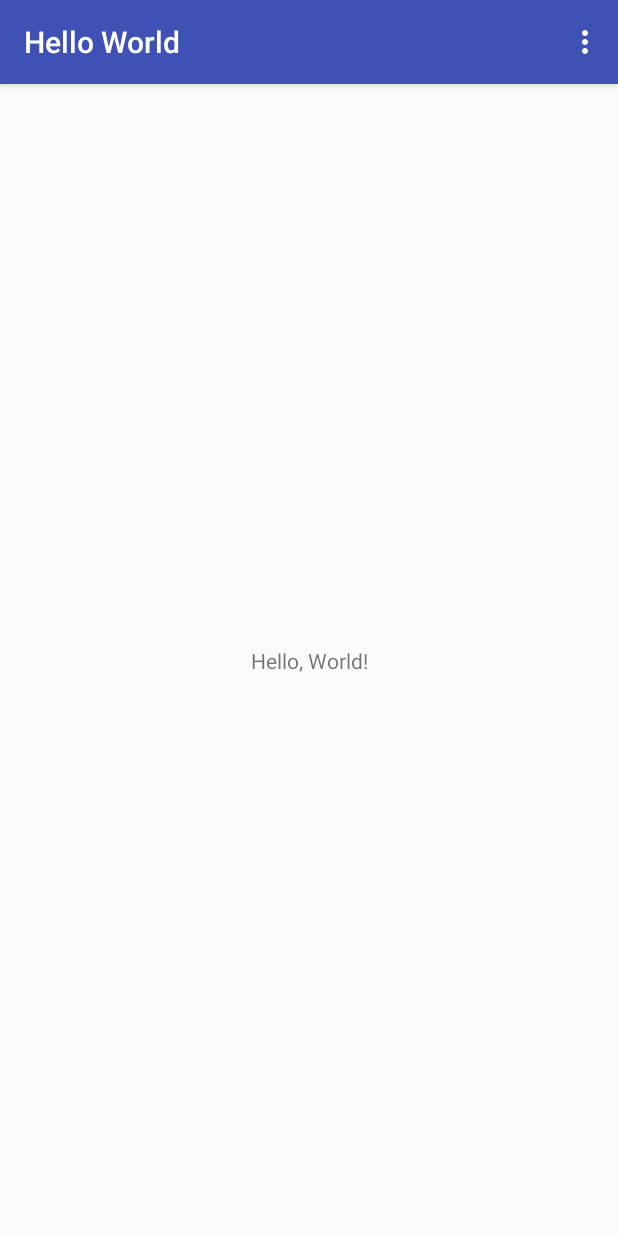
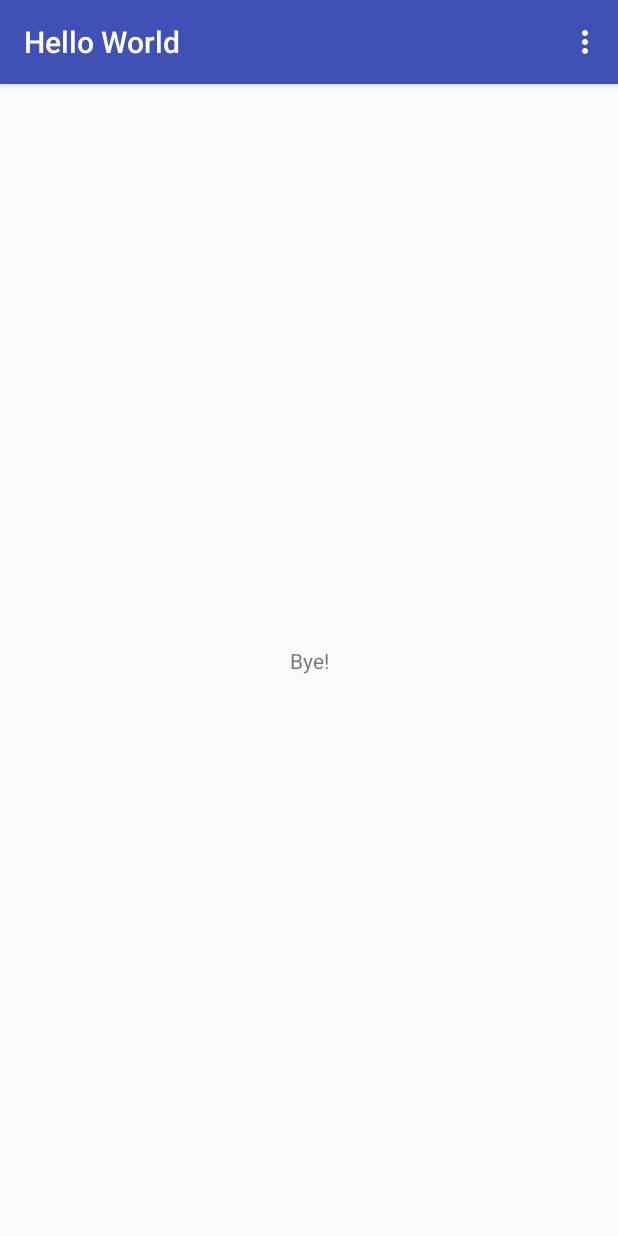
Before and after one commit to AyoHandGod/HelloDroid, an Android app: the screen it shows after launch (MainActivity), in the options menu, after a tap on "Bye", on a phone screen of 412 x 824 dp. Run offline under Robolectric (Android 15) with nearby library versions, the phone set to English and light mode, and no system bars.

Commit message:
Updated Menu to take action when item is clicked on.

```diff
--- a/app/src/main/java/com/nerdroco/admin/helloworld/MainActivity.java
+++ b/app/src/main/java/com/nerdroco/admin/helloworld/MainActivity.java
@@ -3,18 +3,35 @@ package com.nerdroco.admin.helloworld;
 import android.support.v7.app.AppCompatActivity;
 import android.os.Bundle;
 import android.view.Menu;
+import android.view.MenuItem;
+import android.widget.TextView;
 
 public class MainActivity extends AppCompatActivity {
+
+    private TextView greetView;
 
     @Override
     protected void onCreate(Bundle savedInstanceState) {
         super.onCreate(savedInstanceState);
         setContentView(R.layout.activity_main);
+
+        // set the field to the value of the main text element
+        greetView = findViewById(R.id.greeting);
     }
 
+    // Inflates the menu when its clicked on
     @Override
     public boolean onCreateOptionsMenu(Menu menu) {
         getMenuInflater().inflate(R.menu.activity_main, menu);
         return true;
     }
+
+    // Performs this action if we select the option from the menu
+    @Override
+    public boolean onOptionsItemSelected(MenuItem item){
+        if(item.getItemId() == R.id.action_bye){
+            greetView.setText(R.string.bye);
+        }
+        return super.onOptionsItemSelected(item);
+    }
 }
--- a/app/src/main/res/layout/activity_main.xml
+++ b/app/src/main/res/layout/activity_main.xml
@@ -4,12 +4,12 @@
     xmlns:tools="http://schemas.android.com/tools"
     android:layout_width="match_parent"
     android:layout_height="match_parent"
-    android:id="@+id/greeting"
     tools:context=".MainActivity">
 
     <TextView
         android:layout_width="wrap_content"
         android:layout_height="wrap_content"
+        android:id="@+id/greeting"
         android:text="@string/baseText"
         android:layout_margin="@dimen/activity_margin"
         app:layout_constraintBottom_toBottomOf="parent"
--- a/app/src/main/res/menu/activity_main.xml
+++ b/app/src/main/res/menu/activity_main.xml
@@ -4,5 +4,4 @@
     xmlns:android="http://schemas.android.com/apk/res/android">
     <item android:id="@+id/action_bye"
          android:title="@string/say_bye"/>
-
 </menu>
--- /dev/null
+++ b/app/src/main/res/values/ids.xml
@@ -0,0 +1,4 @@
+<?xml version="1.0" encoding="utf-8"?>
+<resources>
+    <item name="bye" type="id">"Bye!"</item>
+</resources>
```
